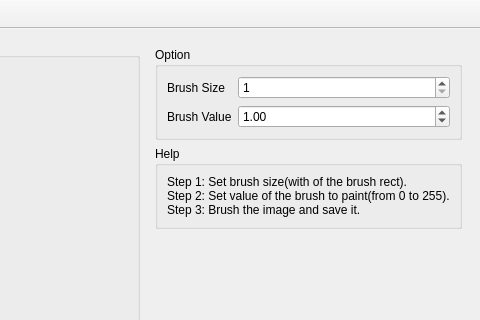
Above: ui/mainwindow.ui from xiangxw/saliency-marker before the change; both pictures show x 551 to 1031 and y 0 to 320 of the 1031 by 600 pixel window. Below: the same form after it.
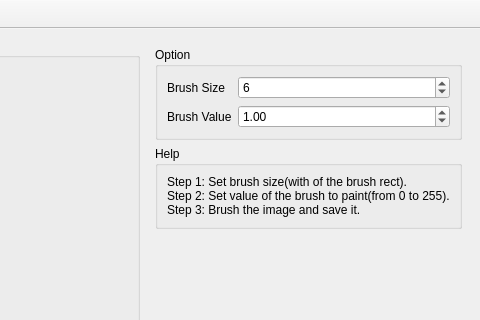
That is the form after the change.

Commit message: draw saliency

Patch:
```diff
--- a/ui/mainwindow.ui
+++ b/ui/mainwindow.ui
@@ -71,7 +71,7 @@
                  <number>100</number>
                 </property>
                 <property name="value">
-                 <number>1</number>
+                 <number>6</number>
                 </property>
                </widget>
               </item>
```
The commit also changes 2 other files.
